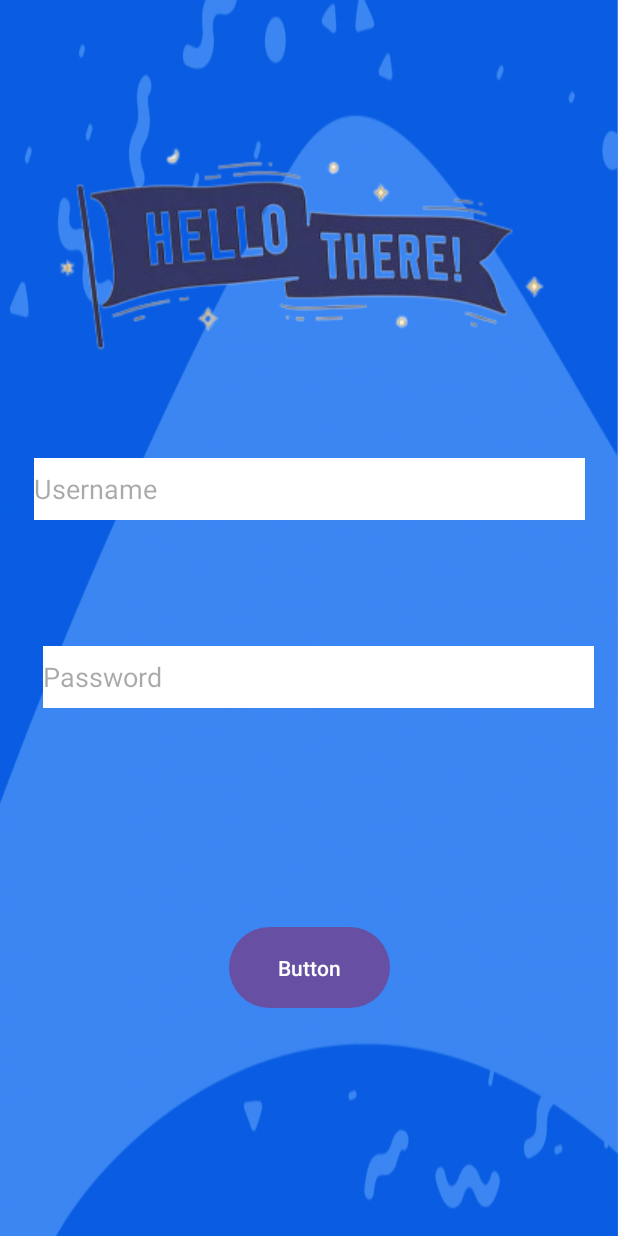
After one commit to shams72/FunTaskTic, an Android app: the layout login_page.xml on its own in the app's theme, with its tools: preview values and no code run, on a phone screen of 412 x 824 dp. The commit adds this screen. Run offline under Robolectric (Android 15) with nearby library versions, the phone set to English and light mode, and no system bars.

Commit message:
Login:XML not working

```diff
--- /dev/null
+++ b/app/src/main/java/com/example/funtasktic_app_/LoginPage.java
@@ -0,0 +1,39 @@
+package com.example.funtasktic_app_;
+
+import android.content.Intent;
+import android.os.Bundle;
+import android.view.View;
+import android.widget.Button;
+import android.widget.TextView;
+import android.widget.Toast;
+
+import androidx.appcompat.app.AppCompatActivity;
+
+import com.google.android.material.button.MaterialButton;
+
+public class LoginPage  extends AppCompatActivity {
+
+    protected void onCreate(Bundle savedInstanceState){
+        super.onCreate(savedInstanceState);
+        setContentView(R.layout.login_page);
+
+        TextView username = (TextView) findViewById(R.id.usernameEditText);
+        TextView password = (TextView) findViewById(R.id.passwordEditText);
+        Button loginButton = (Button) findViewById(R.id.button3);
+
+        loginButton.setOnClickListener(new View.OnClickListener(){
+            @Override
+            public void onClick(View v){
+                if(username.getText().toString().equals("admin") && password.getText().toString().equals("admin")){
+                    Toast.makeText(LoginPage.this,"LOGIN SUCCESFULL",Toast.LENGTH_SHORT).show();
+                    Intent intent =new Intent(LoginPage.this,MainActivity.class);
+                    startActivity(intent);
+                }else{
+                    Toast.makeText(LoginPage.this,"Login Unsuccessfull.Please Try Again!!",Toast.LENGTH_SHORT).show();
+                }
+            }
+        });
+
+    }
+
+}
--- a/app/src/main/java/com/example/funtasktic_app_/SplashActivity.java
+++ b/app/src/main/java/com/example/funtasktic_app_/SplashActivity.java
@@ -16,6 +16,7 @@ public class SplashActivity extends AppCompatActivity {
             getSupportActionBar().hide();
         }
 
+
         final Intent i= new Intent(SplashActivity.this,MainActivity.class);
 
         new Handler().postDelayed(new Runnable() {
--- /dev/null
+++ b/app/src/main/res/layout/login_page.xml
@@ -0,0 +1,56 @@
+<?xml version="1.0" encoding="utf-8"?>
+<androidx.constraintlayout.widget.ConstraintLayout
+    xmlns:android="http://schemas.android.com/apk/res/android"
+    xmlns:app="http://schemas.android.com/apk/res-auto"
+    xmlns:tools="http://schemas.android.com/tools"
+    android:layout_width="match_parent"
+    android:layout_height="match_parent"
+    android:background="@drawable/bac_img">
+
+    <ImageView
+        android:id="@+id/imageView"
+        android:layout_width="wrap_content"
+        android:layout_height="wrap_content"
+        app:layout_constraintBottom_toBottomOf="parent"
+        app:layout_constraintEnd_toEndOf="parent"
+        app:layout_constraintStart_toStartOf="parent"
+        app:layout_constraintTop_toTopOf="parent"
+        app:layout_constraintVertical_bias="0.132"
+        app:srcCompat="@drawable/hello" />
+
+    <EditText
+        android:id="@+id/usernameEditText"
+        android:layout_width="367dp"
+        android:layout_height="41dp"
+        android:layout_marginTop="60dp"
+        android:background="@android:color/white"
+        android:hint="Username"
+        app:layout_constraintEnd_toEndOf="parent"
+        app:layout_constraintStart_toStartOf="parent"
+        app:layout_constraintTop_toBottomOf="@id/imageView" />
+
+    <EditText
+        android:id="@+id/passwordEditText"
+        android:layout_width="367dp"
+        android:layout_height="41dp"
+        android:layout_marginTop="84dp"
+        android:background="@android:color/white"
+        android:hint="Password"
+        app:layout_constraintEnd_toEndOf="parent"
+        app:layout_constraintHorizontal_bias="0.636"
+        app:layout_constraintStart_toStartOf="parent"
+        app:layout_constraintTop_toBottomOf="@id/usernameEditText" />
+
+    <Button
+        android:id="@+id/button3"
+        android:layout_width="107dp"
+        android:layout_height="62dp"
+        android:layout_marginBottom="148dp"
+        android:text="Button"
+        app:layout_constraintBottom_toBottomOf="parent"
+        app:layout_constraintEnd_toEndOf="parent"
+        app:layout_constraintStart_toStartOf="parent"
+        app:layout_constraintTop_toBottomOf="@+id/passwordEditText"
+        app:layout_constraintVertical_bias="1.0" />
+
+</androidx.constraintlayout.widget.ConstraintLayout>
```
Also changed, not shown: app/src/main/res/drawable/bac_img.png (added), app/src/main/res/drawable/hello.png (added).
